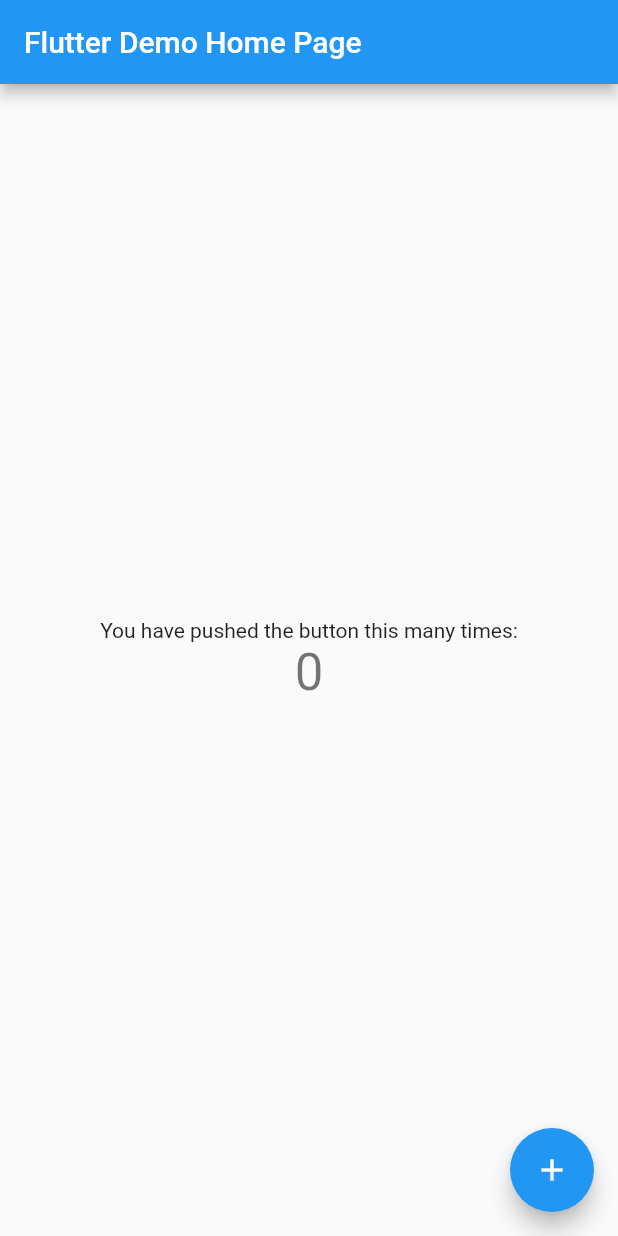
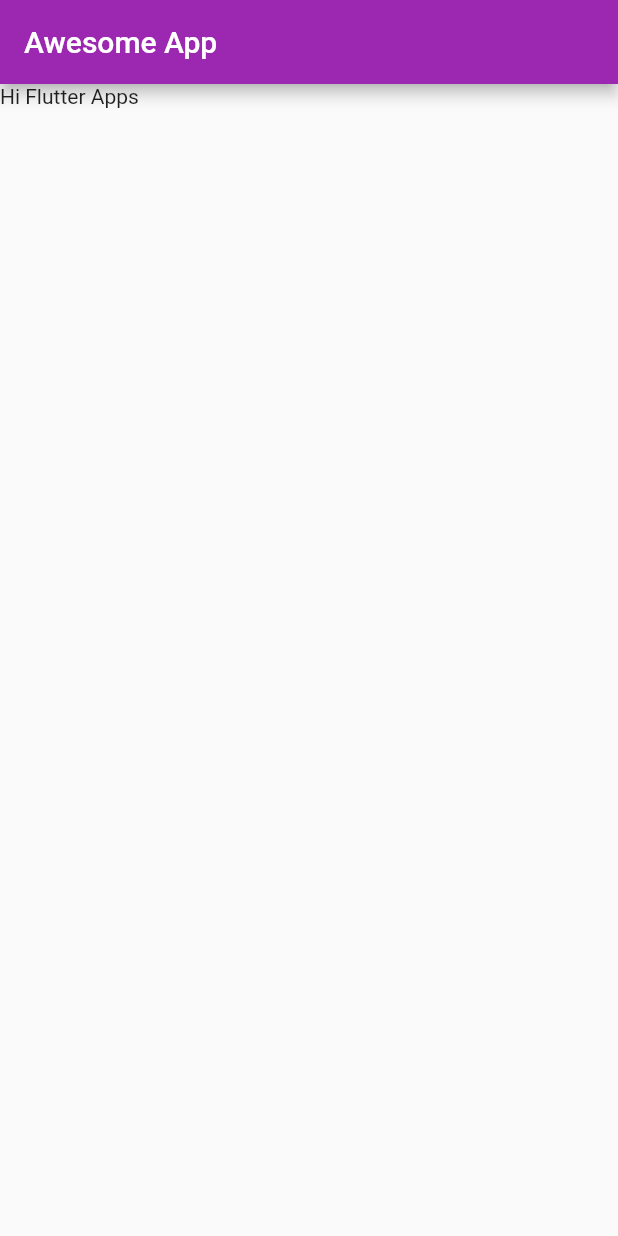
Before and after one commit to varun9597/FlutterProjects, a Flutter app: the screen it shows after launch, on a phone screen of 412 x 824 dp. Run offline on Flutter 3.47's test engine with Material 2 defaults, Android fonts, the phone set to English and light mode, and no system bars.

Commit message:
ch1 completed

```diff
--- a/lib/main.dart
+++ b/lib/main.dart
@@ -1,117 +1,26 @@
 import 'package:flutter/material.dart';
 
-void main() {
-  runApp(MyApp());
+void main(){
+  //WidgetsApp //MaterialApp
+
+  runApp(MaterialApp(
+    home: HomePage(),
+    theme: ThemeData(
+      primarySwatch: Colors.purple
+    ),
+
+  ));
 }
 
-class MyApp extends StatelessWidget {
-  // This widget is the root of your application.
+class HomePage extends StatelessWidget {
   @override
   Widget build(BuildContext context) {
-    return MaterialApp(
-      title: 'Flutter Demo',
-      theme: ThemeData(
-        // This is the theme of your application.
-        //
-        // Try running your application with "flutter run". You'll see the
-        // application has a blue toolbar. Then, without quitting the app, try
-        // changing the primarySwatch below to Colors.green and then invoke
-        // "hot reload" (press "r" in the console where you ran "flutter run",
-        // or simply save your changes to "hot reload" in a Flutter IDE).
-        // Notice that the counter didn't reset back to zero; the application
-        // is not restarted.
-        primarySwatch: Colors.blue,
-        // This makes the visual density adapt to the platform that you run
-        // the app on. For desktop platforms, the controls will be smaller and
-        // closer together (more dense) than on mobile platforms.
-        visualDensity: VisualDensity.adaptivePlatformDensity,
+    return Scaffold(
+      appBar: AppBar(title: Text("Awesome App"),
       ),
-      home: MyHomePage(title: 'Flutter Demo Home Page'),
+      body: Container(
+        child: Text("Hi Flutter Apps"),
+        ),
     );
   }
 }
-
-class MyHomePage extends StatefulWidget {
-  MyHomePage({Key key, this.title}) : super(key: key);
-
-  // This widget is the home page of your application. It is stateful, meaning
-  // that it has a State object (defined below) that contains fields that affect
-  // how it looks.
-
-  // This class is the configuration for the state. It holds the values (in this
-  // case the title) provided by the parent (in this case the App widget) and
-  // used by the build method of the State. Fields in a Widget subclass are
-  // always marked "final".
-
-  final String title;
-
-  @override
-  _MyHomePageState createState() => _MyHomePageState();
-}
-
-class _MyHomePageState extends State<MyHomePage> {
-  int _counter = 0;
-
-  void _incrementCounter() {
-    setState(() {
-      // This call to setState tells the Flutter framework that something has
-      // changed in this State, which causes it to rerun the build method below
-      // so that the display can reflect the updated values. If we changed
-      // _counter without calling setState(), then the build method would not be
-      // called again, and so nothing would appear to happen.
-      _counter++;
-    });
-  }
-
-  @override
-  Widget build(BuildContext context) {
-    // This method is rerun every time setState is called, for instance as done
-    // by the _incrementCounter method above.
-    //
-    // The Flutter framework has been optimized to make rerunning build methods
-    // fast, so that you can just rebuild anything that needs updating rather
-    // than having to individually change instances of widgets.
-    return Scaffold(
-      appBar: AppBar(
-        // Here we take the value from the MyHomePage object that was created by
-        // the App.build method, and use it to set our appbar title.
-        title: Text(widget.title),
-      ),
-      body: Center(
-        // Center is a layout widget. It takes a single child and positions it
-        // in the middle of the parent.
-        child: Column(
-          // Column is also a layout widget. It takes a list of children and
-          // arranges them vertically. By default, it sizes itself to fit its
-          // children horizontally, and tries to be as tall as its parent.
-          //
-          // Invoke "debug painting" (press "p" in the console, choose the
-          // "Toggle Debug Paint" action from the Flutter Inspector in Android
-          // Studio, or the "Toggle Debug Paint" command in Visual Studio Code)
-          // to see the wireframe for each widget.
-          //
-          // Column has various properties to control how it sizes itself and
-          // how it positions its children. Here we use mainAxisAlignment to
-          // center the children vertically; the main axis here is the vertical
-          // axis because Columns are vertical (the cross axis would be
-          // horizontal).
-          mainAxisAlignment: MainAxisAlignment.center,
-          children: <Widget>[
-            Text(
-              'You have pushed the button this many times:',
-            ),
-            Text(
-              '$_counter',
-              style: Theme.of(context).textTheme.headline4,
-            ),
-          ],
-        ),
-      ),
-      floatingActionButton: FloatingActionButton(
-        onPressed: _incrementCounter,
-        tooltip: 'Increment',
-        child: Icon(Icons.add),
-      ), // This trailing comma makes auto-formatting nicer for build methods.
-    );
-  }
-}
```
